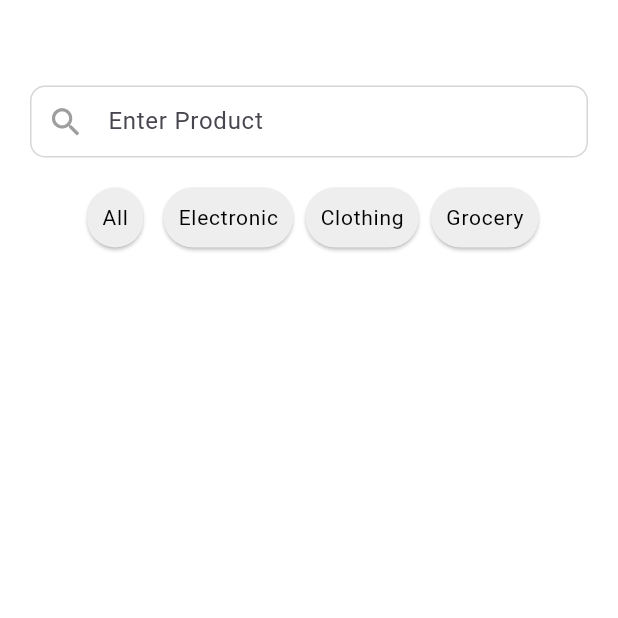
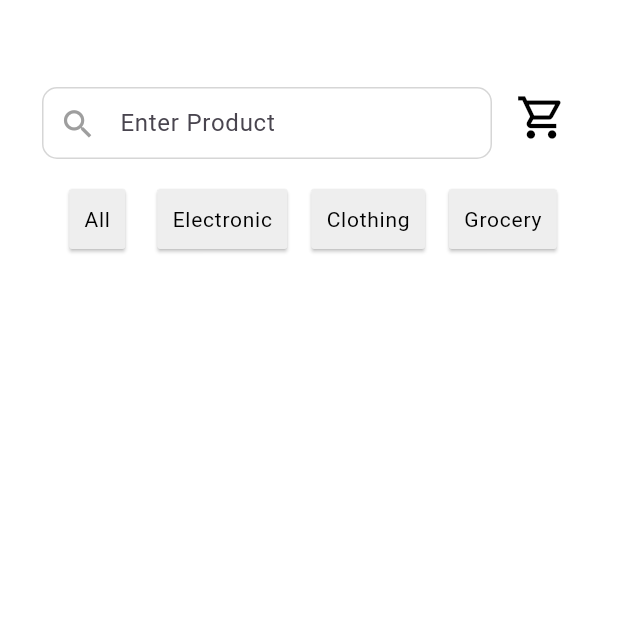
Before and after one commit to Rutva-Patadiya/Shopping-Cart, a Flutter app: the ProductPage screen opened by its route, on a phone screen of 412 x 824 dp, the top half of it. Run offline on Flutter 3.47's test engine with Material 3 defaults, Android fonts, the phone set to English and light mode, and no system bars; our stand-ins replace cloud_firestore, equatable, firebase_auth, firebase_core, flutter_bloc, flutter_svg; accounts and stored records are empty; Roboto replaces fonts that are missing (Poppins).

Commit message:
Half Feature of Add To Cart is done.

```diff
--- /dev/null
+++ b/lib/cart/bloc/add_to_cart_event.dart
@@ -0,0 +1,3 @@
+abstract class AddToCartEvent {}
+
+class AddToCart extends AddToCartEvent {}
--- a/lib/login/login_page.dart
+++ b/lib/login/login_page.dart
@@ -146,7 +146,7 @@ class Login extends StatelessWidget {
                               : Padding(
                                 padding: const EdgeInsets.only(left: 1.0),
                                 child: Container(
-                                  padding: EdgeInsets.symmetric(horizontal: 4),
+                                  padding: EdgeInsets.symmetric(horizontal: 6),
                                   child: ElevatedButton(
                                     onPressed: () {
                                       if (_formKey.currentState!.validate()) {
@@ -186,13 +186,13 @@ class Login extends StatelessWidget {
 }
 
 class CustomTextField extends StatelessWidget {
-  final String label;
+  final String? label;
   final TextInputType? keyboardType;
   final bool obscureText;
   final IconData prefixIcon;
   final TextEditingController controller;
   final String hint;
-  final FormFieldValidator validator;
+  final FormFieldValidator? validator;
   final TextStyle? hintStyle;
   final Widget? suffixIcon;
 
@@ -223,7 +223,7 @@ class CustomTextField extends StatelessWidget {
         Padding(
           padding: const EdgeInsets.only(bottom: 5, left: 3),
           child: Text(
-            label,
+            label!,
             style: TTextTheme.lightTextTheme.headlineSmall?.copyWith(
               fontFamily: 'Poppins-Light',
             ),
--- a/lib/main.dart
+++ b/lib/main.dart
@@ -3,7 +3,7 @@ import 'package:flutter/material.dart';
 import 'package:flutter_bloc/flutter_bloc.dart';
 import 'package:shopping_cart/product/bloc/filter_product_bloc.dart';
 import 'package:shopping_cart/product/bloc/filter_product_event.dart';
-import 'package:shopping_cart/signup/signup_page.dart';
+import 'package:shopping_cart/product/product_page.dart';
 import 'package:shopping_cart/utils/router_utils.dart';
 
 import 'core/utils/theme/theme.dart';
@@ -30,6 +30,8 @@ class MyApp extends StatelessWidget {
         BlocProvider<ProductBloc>(
           create: (_) => ProductBloc()..add(FilterProducts("All")),
         ),
+
+        // BlocProvider(create: (_) =>)
       ],
       child: MaterialApp(
         debugShowCheckedModeBanner: false,
@@ -37,7 +39,7 @@ class MyApp extends StatelessWidget {
         theme: TAppTheme.lightTheme,
         onGenerateRoute: onGenerateRoutes,
         // Apply current locale
-        home: SignupPage(),
+        home: ProductPage(),
       ),
     );
   }
--- a/lib/product/product_page.dart
+++ b/lib/product/product_page.dart
@@ -2,6 +2,7 @@ import 'package:flutter/material.dart';
 import 'package:flutter_bloc/flutter_bloc.dart';
 import 'package:shopping_cart/product/product_list.dart';
 
+import '../cart/cart_page.dart';
 import '../core/utils/theme/text_theme.dart';
 import '../core/utils/theme/theme.dart';
 import '../signup/signup_page.dart';
@@ -20,9 +21,11 @@ class ProductPage extends StatelessWidget {
       body: Column(
         children: [
           SizedBox(height: 32),
-          Container(
-            margin: EdgeInsets.symmetric(horizontal: 20),
-            child: CustomTextField(
+          Padding(
+            padding: const EdgeInsets.only(left: 28),
+            child: Row(
+              children: [
+                CustomTextField(
                   label: null,
                   keyboardType: TextInputType.name,
                   hint: "Enter Product",
@@ -32,6 +35,20 @@ class ProductPage extends StatelessWidget {
                   prefixIcon: Icons.search,
                   suffixIcon: null,
                   validator: null,
+                  width: 300,
+                ),
+
+                Padding(
+                  padding: const EdgeInsets.only(left: 8, top: 18),
+                  child: IconButton(
+                    onPressed: () {
+                      Navigator.pushNamed(context, CartPage.route);
+                    },
+                    color: Colors.black,
+                    icon: Icon(Icons.shopping_cart_outlined, size: 34),
+                  ),
+                ),
+              ],
             ),
           ),
 
@@ -105,10 +122,15 @@ class CustomButton extends StatelessWidget {
 
   @override
   Widget build(BuildContext context) {
-    return Container(
-      margin: EdgeInsets.symmetric(horizontal: 4),
+    return Row(
+      children: [
+        Container(
+          margin: EdgeInsets.symmetric(horizontal: 8),
           child: ElevatedButton(
             style: ElevatedButton.styleFrom(
+              shape: RoundedRectangleBorder(
+                borderRadius: BorderRadius.circular(2),
+              ),
               backgroundColor: AppColors.grey,
               // Override background color
               foregroundColor: Colors.black,
@@ -126,6 +148,8 @@ class CustomButton extends StatelessWidget {
             },
             child: Text(name),
           ),
+        ),
+      ],
     );
   }
 }
--- a/lib/signup/signup_page.dart
+++ b/lib/signup/signup_page.dart
@@ -60,6 +60,7 @@ class SignupPage extends StatelessWidget {
                       SizedBox(height: 30),
 
                       CustomTextField(
+                        width: null,
                         label: "Name",
                         keyboardType: TextInputType.name,
                         hint: "Enter your name",
@@ -80,6 +81,7 @@ class SignupPage extends StatelessWidget {
 
                       SizedBox(height: 16),
                       CustomTextField(
+                        width: null,
                         label: "Email",
                         keyboardType: TextInputType.emailAddress,
                         hint: "abc@example.com",
@@ -107,6 +109,7 @@ class SignupPage extends StatelessWidget {
                       BlocBuilder<LoginBloc, AuthState>(
                         builder: (context, state) {
                           return CustomTextField(
+                            width: null,
                             label: "Password",
                             keyboardType: TextInputType.text,
                             hint: "Password",
@@ -148,6 +151,7 @@ class SignupPage extends StatelessWidget {
                       BlocBuilder<LoginBloc, AuthState>(
                         builder: (context, state) {
                           return CustomTextField(
+                            width: null,
                             label: "Confirm Password",
                             keyboardType: TextInputType.text,
                             hint: "Confirm Password",
@@ -189,7 +193,7 @@ class SignupPage extends StatelessWidget {
                           return state is AuthLoading
                               ? const Center(child: CircularProgressIndicator())
                               : Container(
-                                padding: EdgeInsets.symmetric(horizontal: 4),
+                                padding: EdgeInsets.symmetric(horizontal: 6),
                                 child: ElevatedButton(
                                   onPressed: () {
                                     if (_formKey.currentState!.validate()) {
@@ -244,6 +248,7 @@ class SignupPage extends StatelessWidget {
 }
 
 class CustomTextField extends StatelessWidget {
+  final double? width;
   final String? label;
   final TextInputType? keyboardType;
   final bool obscureText;
@@ -256,6 +261,7 @@ class CustomTextField extends StatelessWidget {
 
   const CustomTextField({
     super.key,
+    required this.width,
     required this.label,
     required this.keyboardType,
     required this.hint,
@@ -279,7 +285,7 @@ class CustomTextField extends StatelessWidget {
       crossAxisAlignment: CrossAxisAlignment.start,
       children: [
         Padding(
-          padding: const EdgeInsets.only(bottom: 5, left: 3),
+          padding: const EdgeInsets.only(bottom: 6, left: 2),
           child: Text(
             label ?? ' ',
             style: TTextTheme.lightTextTheme.headlineMedium?.copyWith(
@@ -287,8 +293,11 @@ class CustomTextField extends StatelessWidget {
             ),
           ),
         ),
+
         // SizedBox(height: 5),
-        TextFormField(
+        SizedBox(
+          width: width,
+          child: TextFormField(
             keyboardType: keyboardType,
             obscureText: obscureText,
             validator: validator,
@@ -312,6 +321,7 @@ class CustomTextField extends StatelessWidget {
               border: OutlineInputBorder(),
             ),
           ),
+        ),
       ],
     );
   }
--- a/lib/utils/router_utils.dart
+++ b/lib/utils/router_utils.dart
@@ -1,5 +1,6 @@
 import 'package:flutter/material.dart';
 
+import '../cart/cart_page.dart';
 import '../home/home_page.dart';
 import '../login/login_page.dart';
 import '../product/product_page.dart';
@@ -16,8 +17,8 @@ Route<dynamic> onGenerateRoutes(RouteSettings routeSettings) {
     case ProductPage.route:
       return MaterialPageRoute(builder: (context) => ProductPage());
 
-    // case Product.route:
-    //   return MaterialPageRoute(builder: (context) => HomePage());
+    case CartPage.route:
+      return MaterialPageRoute(builder: (context) => CartPage());
 
     case HomePage.route:
       return MaterialPageRoute(builder: (context) => HomePage());
```
Also changed, not shown: lib/cart/bloc/add_to_cart_bloc.dart (added, +14 -0 lines), lib/cart/bloc/add_to_cart_state.dart (added, +7 -0 lines), lib/cart/cart_page.dart (added, +47 -0 lines), lib/product/product_list.dart (+6 -2 lines). Lines whose indentation alone changed are shown as unchanged.
